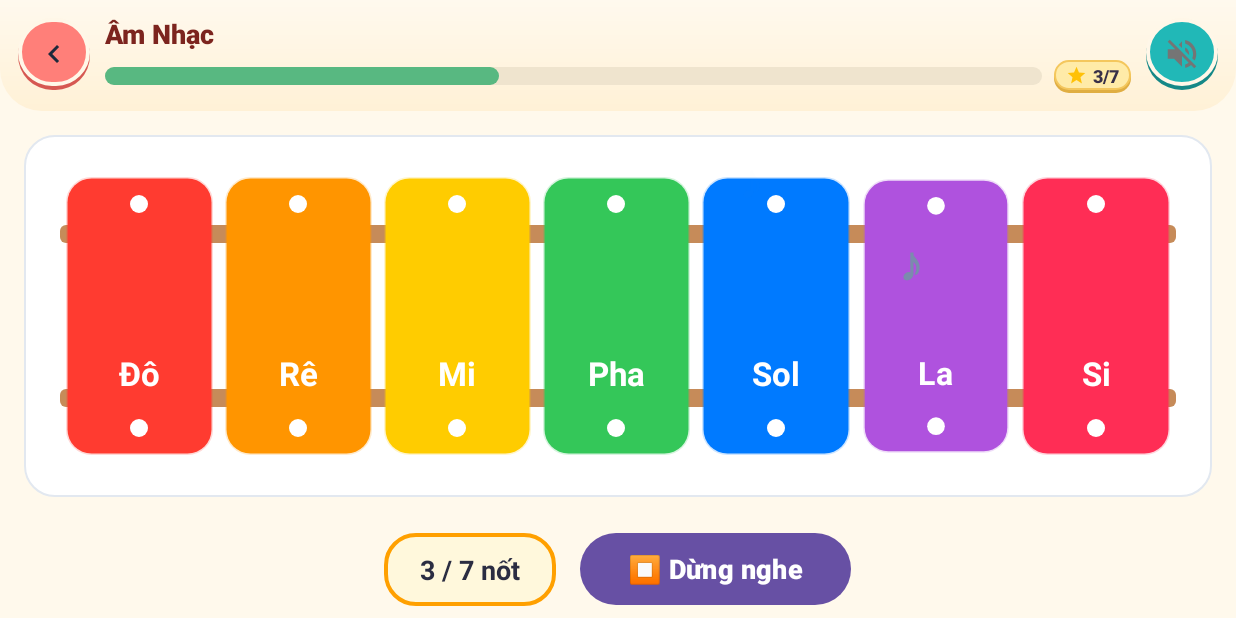
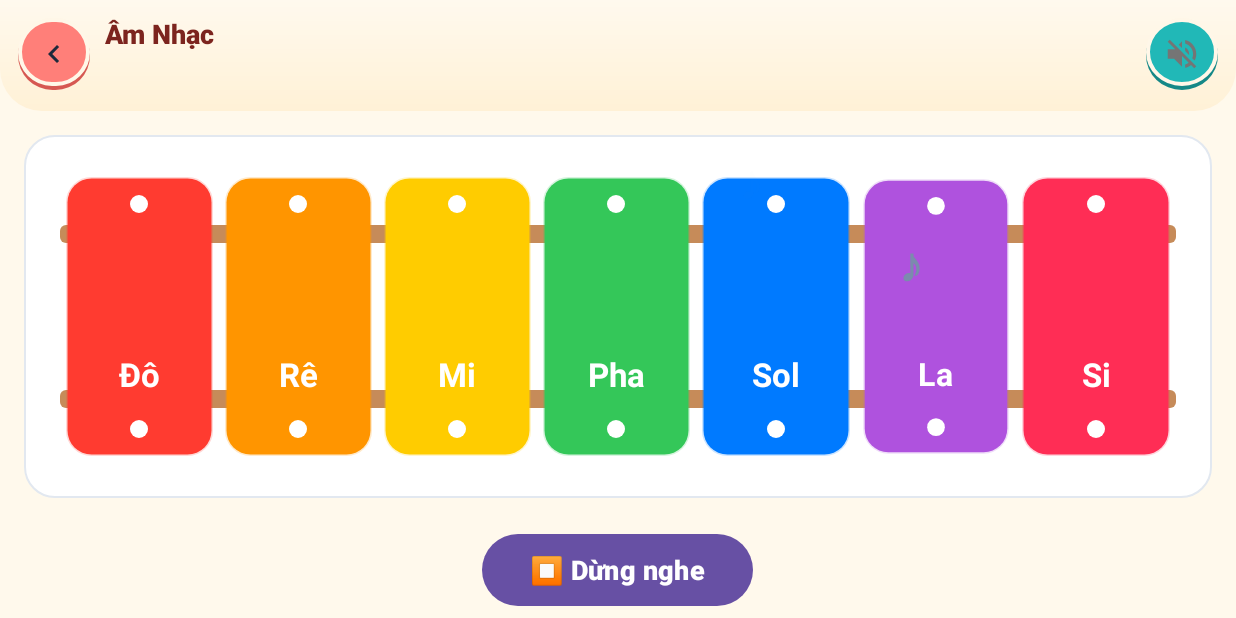
Before and after one commit to dinhanhduc2006-source/Happy-Kids-Learn, an Android app: the XylophoneActivity screen opened directly, with no data from a screen before it, after a tap on "🎵 Nghe giai điệu mẫu", on a phone screen of 824 x 412 dp (held sideways). Run offline under Robolectric (Android 15) with nearby library versions, the phone set to English and light mode, and no system bars.

Commit message:
refactor(m3): bỏ thanh tiến trình cho 3 game chơi tự do Âm nhạc, Phản xạ và Thi tài

```diff
--- a/app/src/main/java/com/example/happykidlearn/member3/music/XylophoneActivity.java
+++ b/app/src/main/java/com/example/happykidlearn/member3/music/XylophoneActivity.java
@@ -27,10 +27,6 @@ public class XylophoneActivity extends BaseGameActivity {
 
     private XylophoneSoundEngine soundEngine;
     private final View[] keys = new View[7];
-    private final Set<Integer> playedNotes = new HashSet<>();
-    private boolean isVictoryShown = false;
-
-    private TextView tvProgress;
     private FrameLayout layoutBoard;
 
     // Bài hát mẫu: Twinkle Twinkle Little Star
@@ -69,7 +65,6 @@ public class XylophoneActivity extends BaseGameActivity {
         soundEngine = new XylophoneSoundEngine();
 
         layoutBoard = findViewById(R.id.layout_m3_xylo_board);
-        tvProgress = findViewById(R.id.tv_m3_xylo_progress);
 
         int[] keyIds = {
             R.id.m3_key_0, R.id.m3_key_1, R.id.m3_key_2,
@@ -98,25 +93,18 @@ public class XylophoneActivity extends BaseGameActivity {
             }
         });
 
-        updateProgressUI();
+        // Hide progress bar in header for free-play mode
+        if (pbHeaderProgress != null) {
+            View parent = (View) pbHeaderProgress.getParent();
+            if (parent != null) {
+                parent.setVisibility(View.INVISIBLE);
+            }
+        }
     }
 
     private void animateAndPlayNote(int noteIndex) {
         if (soundManager != null && !soundManager.isSfxMuted()) {
             soundEngine.playNote(noteIndex);
-        }
-
-        playedNotes.add(noteIndex);
-        updateProgressUI();
-
-        if (playedNotes.size() == 7 && !isVictoryShown) {
-            isVictoryShown = true;
-            saveGameProgress("music", 7, 7, 3);
-            showVictoryDialog(3, this::finish, () -> {
-                playedNotes.clear();
-                isVictoryShown = false;
-                updateProgressUI();
-            });
         }
 
         View key = keys[noteIndex];
@@ -169,11 +157,6 @@ public class XylophoneActivity extends BaseGameActivity {
                 .start();
     }
 
-    private void updateProgressUI() {
-        setGameProgress(playedNotes.size(), 7);
-        tvProgress.setText(String.format(getString(R.string.m3_lbl_notes_discovered), playedNotes.size()));
-    }
-
     private void startMelody() {
         isPlayingMelody = true;
         melodyIndex = 0;
--- a/app/src/main/res/layout/activity_m3_xylophone.xml
+++ b/app/src/main/res/layout/activity_m3_xylophone.xml
@@ -98,19 +98,6 @@
         android:paddingBottom="16dp"
         android:orientation="horizontal">
 
-        <TextView
-            android:id="@+id/tv_m3_xylo_progress"
-            android:layout_width="wrap_content"
-            android:layout_height="wrap_content"
-            android:background="@drawable/m3_bg_card_amber"
-            android:paddingHorizontal="24dp"
-            android:paddingVertical="12dp"
-            android:text="0 / 7 nốt"
-            android:textSize="18sp"
-            android:textStyle="bold"
-            android:textColor="@color/m3_text_main"
-            android:layout_marginEnd="16dp"/>
-
         <Button
             android:id="@+id/btn_m3_play_melody"
             android:layout_width="wrap_content"
```
Also changed, not shown: app/src/main/java/com/example/happykidlearn/member3/reflexes/QuickGameActivity.java (+8 -3 lines), app/src/main/java/com/example/happykidlearn/member3/versus/VersusActivity.java (+8 -4 lines).
